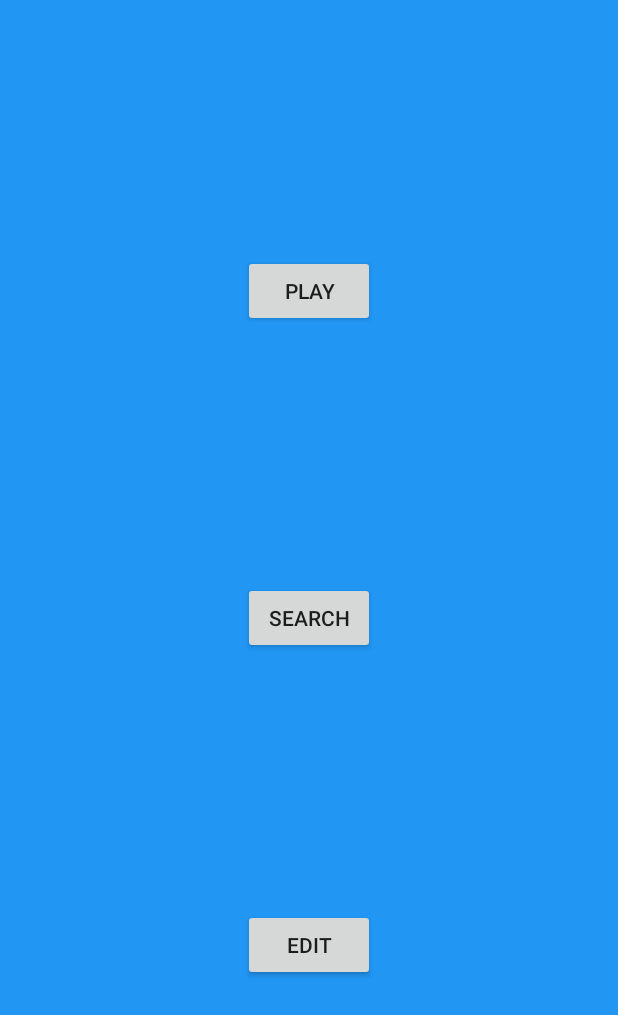
After one commit to Anseria/quizzit, an Android app: the layout fragment_start.xml on its own in the app's theme, with its tools: preview values and no code run, on a phone screen of 412 x 824 dp. The commit adds this screen. Shown: the top 1015 px of the screen. Run offline under Robolectric (Android 15) with nearby library versions, the phone set to English and light mode, and no system bars.

Commit message:
har revertat igen. Pushar upp ändringen som gör att appen inte kraschar när man slår rekord.

```diff
--- a/app/src/main/java/joneros/jenny/quizzit/DatabaseDao.kt
+++ b/app/src/main/java/joneros/jenny/quizzit/DatabaseDao.kt
@@ -6,7 +6,7 @@ import android.arch.persistence.room.RoomDatabase
 /**
  * Created by Jenny on 2017-09-28.
  */
-@Database(entities = arrayOf(Group::class, Question::class), version = 3)
+@Database(entities = arrayOf(Group::class, Question::class), version = 5)
 
 abstract class MyDatabase : RoomDatabase() {
     abstract fun groupDao(): GroupDao
--- /dev/null
+++ b/app/src/main/res/layout/fragment_start.xml
@@ -0,0 +1,47 @@
+<android.support.constraint.ConstraintLayout xmlns:android="http://schemas.android.com/apk/res/android"
+    xmlns:app="http://schemas.android.com/apk/res-auto"
+    xmlns:tools="http://schemas.android.com/tools"
+    android:id="@+id/root"
+    android:background="@color/questionlistbackgroundcolor"
+    android:layout_width="match_parent"
+    android:layout_height="match_parent"
+    tools:context="joneros.jenny.quizzit.StartFragment">
+
+    <!-- TODO: Update blank fragment layout -->
+
+    <Button
+        android:id="@+id/playButton"
+        android:layout_width="wrap_content"
+        android:layout_height="wrap_content"
+        android:layout_marginEnd="8dp"
+        android:layout_marginStart="8dp"
+        android:text="Play"
+        app:layout_constraintBottom_toTopOf="@+id/searchButton"
+        app:layout_constraintEnd_toEndOf="parent"
+        app:layout_constraintStart_toStartOf="parent"
+        app:layout_constraintTop_toTopOf="parent" />
+
+    <Button
+        android:id="@+id/searchButton"
+        android:layout_width="wrap_content"
+        android:layout_height="wrap_content"
+        android:layout_marginEnd="8dp"
+        android:layout_marginStart="8dp"
+        android:text="Search"
+        app:layout_constraintBottom_toTopOf="@+id/editButton"
+        app:layout_constraintEnd_toEndOf="parent"
+        app:layout_constraintStart_toStartOf="parent"
+        app:layout_constraintTop_toBottomOf="@+id/playButton" />
+
+    <Button
+        android:id="@+id/editButton"
+        android:layout_width="wrap_content"
+        android:layout_height="wrap_content"
+        android:layout_marginEnd="8dp"
+        android:layout_marginStart="8dp"
+        android:text="Edit"
+        app:layout_constraintBottom_toBottomOf="parent"
+        app:layout_constraintEnd_toEndOf="parent"
+        app:layout_constraintStart_toStartOf="parent"
+        app:layout_constraintTop_toBottomOf="@+id/searchButton" />
+</android.support.constraint.ConstraintLayout>
--- a/build.gradle
+++ b/build.gradle
@@ -7,7 +7,7 @@ buildscript {
         jcenter()
     }
     dependencies {
-        classpath 'com.android.tools.build:gradle:3.0.0-rc2'
+        classpath 'com.android.tools.build:gradle:3.0.0'
         classpath "org.jetbrains.kotlin:kotlin-gradle-plugin:$kotlin_version"
 
         // NOTE: Do not place your application dependencies here; they belong
```
Also changed, not shown: app/src/main/java/joneros/jenny/quizzit/GameFragment.kt (+4 -4 lines), app/src/main/java/joneros/jenny/quizzit/Group.kt (+4 -4 lines), app/src/main/java/joneros/jenny/quizzit/Question.kt (+5 -5 lines), app/src/main/res/layout/fragment_edit_groups_list.xml (added, +23 -0 lines), app/src/main/res/layout/fragment_search_groups_list.xml (added, +21 -0 lines), 1 other file.
